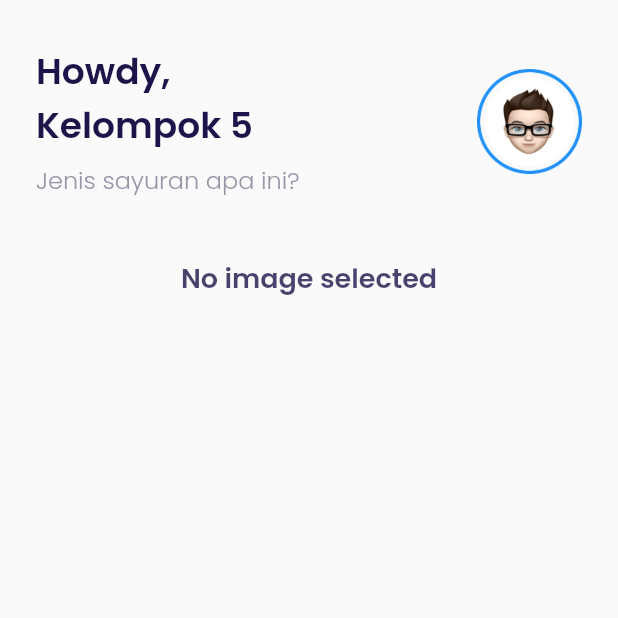
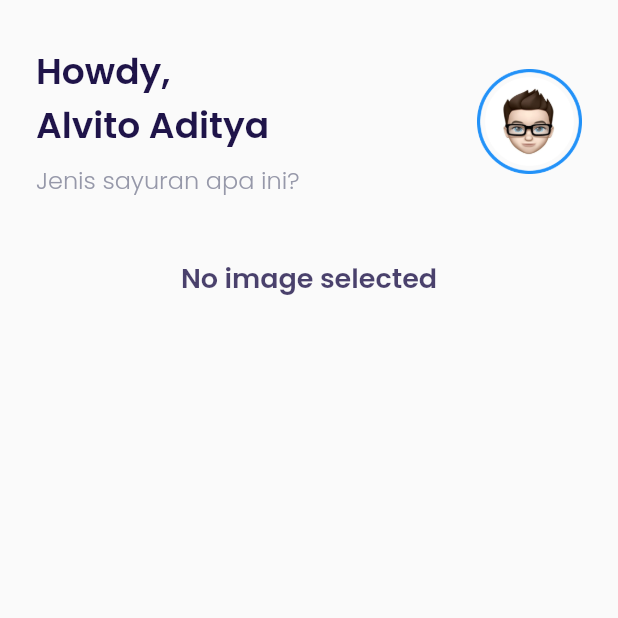
Before and after one commit to alvitoaditya19/Aplikasi-Klasifikasi-Sayuran, a Flutter app: the screen it shows after launch, after a tap on "Get Started", on a phone screen of 412 x 824 dp, the top half of it. Run offline on Flutter 3.47's test engine with Material 2 defaults, Android fonts, the phone set to English and light mode, and no system bars; our stand-ins replace google_fonts, image_picker; missing offline and left inert: tflite.

Commit message:
final commit please

```diff
--- a/lib/TfliteModel.dart
+++ b/lib/TfliteModel.dart
@@ -66,7 +66,7 @@ class _TfliteModelState extends State<TfliteModel> {
                       crossAxisAlignment: CrossAxisAlignment.start,
                       children: [
                         Text(
-                          'Howdy,\nKelompok 5',
+                          'Howdy,\nAlvito Aditya',
                           style: blackTextStyle.copyWith(
                             fontSize: 24,
                             fontWeight: semiBold,
--- a/lib/get_started_page.dart
+++ b/lib/get_started_page.dart
@@ -40,20 +40,9 @@ class GetStartedPage extends StatelessWidget {
             Column(
               mainAxisAlignment: MainAxisAlignment.start,
               children: [
-                Container(
-                  margin: EdgeInsets.only(
-                      right: defaultMargin, left: defaultMargin, top: 30),
-                  width: double.infinity,
-                  height: 224,
-                  decoration: BoxDecoration(
-                    image: DecorationImage(
-                      image: AssetImage('assets/images/img-name.png'),
-                    ),
-                  ),
-                ),
                 Spacer(),
                 Text(
-                  'Aplikasi Klasifikasi Sayuran',
+                  'Vegetable Classification App',
                   style: whiteTextStyle.copyWith(
                     fontWeight: semiBold,
                     fontSize: 24,
@@ -63,7 +52,7 @@ class GetStartedPage extends StatelessWidget {
                   height: 10,
                 ),
                 Text(
-                  'Kenali nama sayuran dengan Metode\nMobilenetv2  (CNN) dan TFLite yang\nterhubung dengan aplikasi Flutter',
+                  'Recognize vegetable names with the\nMobilenetv2 (CNN) Method and TFLite\nconnected with the Flutter app',
                   style: whiteTextStyle.copyWith(
                     fontSize: 16,
                     fontWeight: light,
```
Also changed, not shown: 3 other files.
